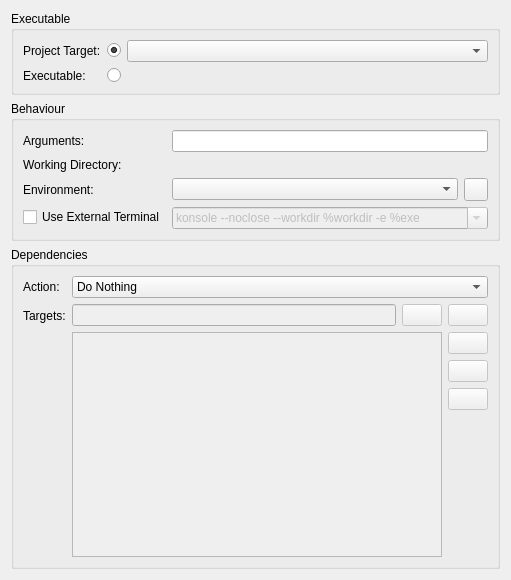
First picture: the form in plugins/execute/nativeappconfig.ui, repository KDE/kdevelop, before the edit.
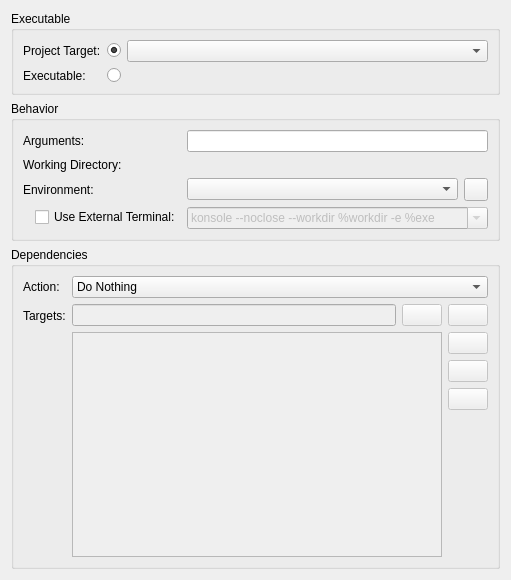
Second picture: the form after the edit. Custom widgets are drawn as their Qt base class.

Commit message: Adjust layout

What changed in the file:
```diff
--- a/plugins/execute/nativeappconfig.ui
+++ b/plugins/execute/nativeappconfig.ui
@@ -97,7 +97,7 @@
    <item>
     <widget class="QGroupBox" name="groupBox_2">
      <property name="title">
-      <string>Behaviour</string>
+      <string>Behavior</string>
      </property>
      <layout class="QFormLayout" name="formLayout">
       <item row="0" column="0">
@@ -171,20 +171,43 @@
        </layout>
       </item>
       <item row="3" column="0">
+       <layout class="QHBoxLayout" name="horizontalLayout_4">
+        <item>
+         <spacer name="horizontalSpacer">
+          <property name="orientation">
+           <enum>Qt::Horizontal</enum>
+          </property>
+          <property name="sizeHint" stdset="0">
+           <size>
+            <width>12</width>
+            <height>20</height>
+           </size>
+          </property>
+         </spacer>
+        </item>
+        <item>
        <widget class="QCheckBox" name="runInTerminal">
         <property name="toolTip">
          <string>&lt;p&gt;By default applications will be run in the background and only their output will be displayed in a toolview. This makes it impossible to interact with applications requiring user input from a terminal emulator. To run such applications, you should use an external terminal.&lt;/p&gt;</string>
         </property>
         <property name="text">
-         <string>Use External Terminal</string>
-        </property>
-       </widget>
+           <string>Use External Terminal:</string>
+          </property>
+         </widget>
+        </item>
+       </layout>
       </item>
       <item row="3" column="1">
        <widget class="KComboBox" name="terminal">
         <property name="enabled">
          <bool>false</bool>
         </property>
+        <property name="sizePolicy">
+         <sizepolicy hsizetype="Expanding" vsizetype="Fixed">
+          <horstretch>0</horstretch>
+          <verstretch>0</verstretch>
+         </sizepolicy>
+        </property>
         <property name="toolTip">
          <string>&lt;p&gt;Defines the command to execute the external terminal emulator. Use the following placeholders:&lt;/p&gt;
 &lt;dl&gt;
```
Lines whose indentation alone changed are shown as unchanged. The commit also changes 1 other file.
